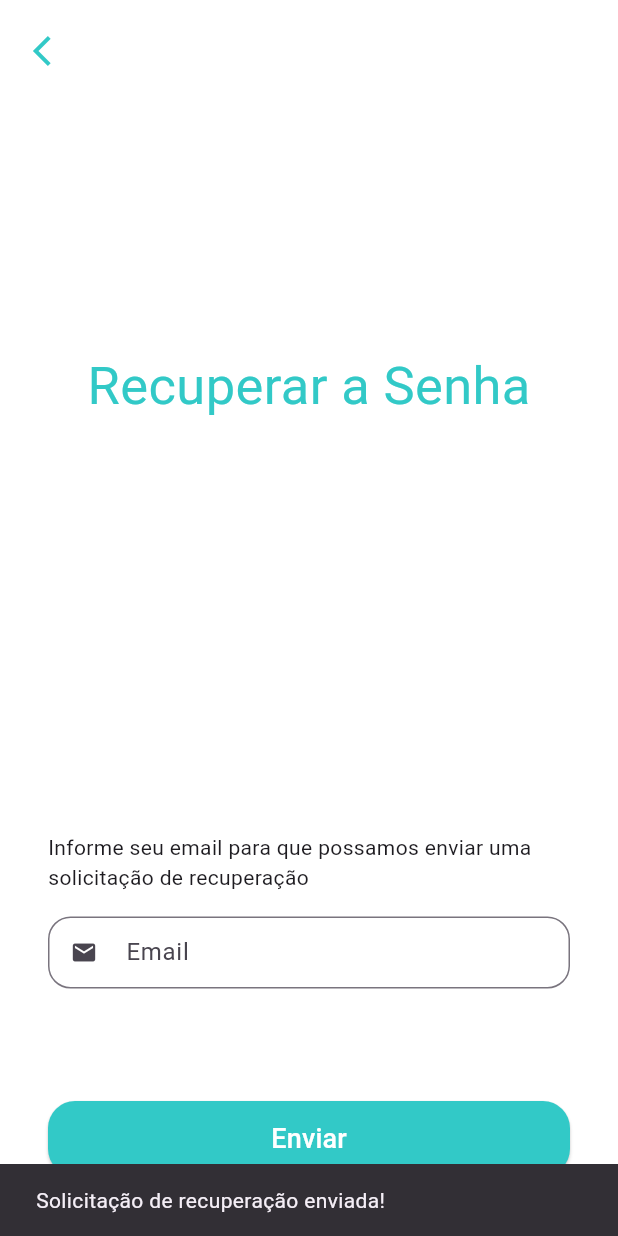
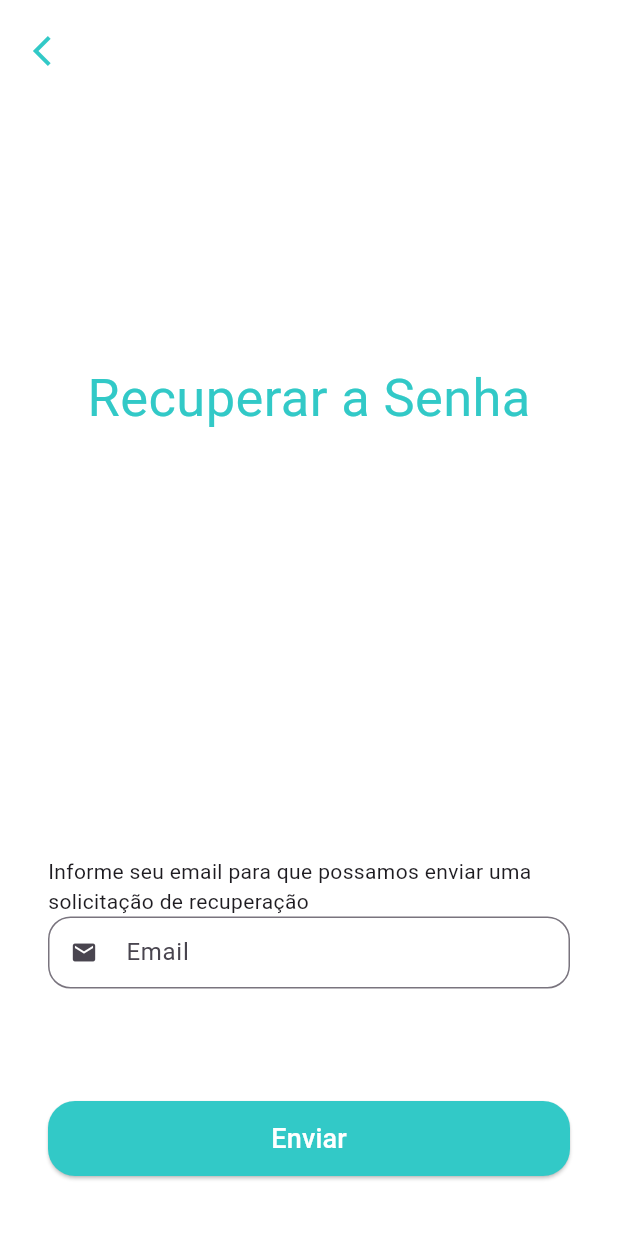
Before and after one commit to netoids/ChatbotWithLLM-Flutter, a Flutter app: the Forgotpassword screen opened by its route, after a tap on "Enviar", on a phone screen of 412 x 824 dp. Run offline on Flutter 3.47's test engine with Material 3 defaults, Android fonts, the phone set to English and light mode, and no system bars; our stand-ins replace cloud_firestore, dio, firebase_auth, firebase_core, google_generative_ai, mask_text_input_formatter; accounts and stored records are empty.

Commit message:
Revert "Seilá"
This reverts commit 3d0debd2e9822c8d6cd6480e258a5e9b6a7fe3c2.

```diff
--- a/dsi_app/lib/src/alth/components/custom_text_field.dart
+++ b/dsi_app/lib/src/alth/components/custom_text_field.dart
@@ -12,7 +12,7 @@ class CustomTextField extends StatefulWidget {
       required this.icon,
       required this.label,
       this.isSecret = false,
-      this.inputFormaters, required TextEditingController controller, required String? Function(dynamic value) validator});
+      this.inputFormaters});
 
   @override
   State<CustomTextField> createState() => _CustomTextFieldState();
--- a/dsi_app/lib/src/view/forgot_password.dart
+++ b/dsi_app/lib/src/view/forgot_password.dart
@@ -1,6 +1,5 @@
 import 'package:flutter/material.dart';
 import 'package:dsi_app/src/alth/components/custom_text_field.dart';
-// Supondo que você tenha esse componente para os campos de texto
 
 class Forgotpassword extends StatefulWidget {
   const Forgotpassword({super.key});
@@ -11,22 +10,6 @@ class Forgotpassword extends StatefulWidget {
 }
 
 class _ForgotPasswordState extends State<Forgotpassword> {
-  final TextEditingController _emailController = TextEditingController();
-  final GlobalKey<FormState> _formKey = GlobalKey<FormState>();
-
-  // Função que simula o envio de recuperação de senha
-  Future<void> _sendPasswordResetEmail() async {
-    if (_formKey.currentState?.validate() ?? false) {
-      // Simulação de envio
-      ScaffoldMessenger.of(context).showSnackBar(
-        const SnackBar(content: Text('Solicitação de recuperação enviada!')),
-      );
-      // Aqui você pode chamar uma função real para fazer a solicitação de recuperação, como uma API
-      // Exemplo:
-      // await authService.sendPasswordResetEmail(_emailController.text);
-    }
-  }
-
   @override
   Widget build(BuildContext context) {
     final size = MediaQuery.of(context).size;
@@ -47,13 +30,13 @@ class _ForgotPasswordState extends State<Forgotpassword> {
                         'Recuperar a Senha',
                         style: TextStyle(
                             color: Color.fromARGB(255, 50, 201, 199),
-                          fontSize: 35,
-                        ),
+                            fontSize: 35),
                       ),
                     ),
                   ),
 
-                  // Formulário de recuperação
+                  // Formulario
+
                   Container(
                     padding: const EdgeInsets.symmetric(
                       horizontal: 32,
@@ -62,38 +45,21 @@ class _ForgotPasswordState extends State<Forgotpassword> {
                     decoration: const BoxDecoration(
                         color: Colors.white,
                         borderRadius:
-                          BorderRadius.vertical(top: Radius.circular(45)),
-                    ),
-                    child: Form(
-                      key: _formKey,
+                            BorderRadius.vertical(top: Radius.circular(45))),
                     child: Column(
                       crossAxisAlignment: CrossAxisAlignment.stretch,
+
+                      // EMAIL
                       children: [
                         const Text(
-                            'Informe seu email para que possamos enviar uma solicitação de recuperação',
-                          ),
-                          const SizedBox(height: 16),
-
-                          // Campo de email
-                          CustomTextField(
-                            controller: _emailController,
+                            'Informe seu email para que possamos enviar uma solicitação de recuperação'),
+                        // EMAIL
+                        const CustomTextField(
                           icon: Icons.email,
                           label: 'Email',
-                            validator: (value) {
-                              if (value == null || value.isEmpty) {
-                                return 'Por favor, insira um email';
-                              }
-                              // Validação simples de email
-                              final emailRegExp = RegExp(
-                                  r'^[a-zA-Z0-9._%+-]+@[a-zA-Z0-9.-]+\.[a-zA-Z]{2,}$');
-                              if (!emailRegExp.hasMatch(value)) {
-                                return 'Por favor, insira um email válido';
-                              }
-                              return null;
-                            },
                         ),
 
-                          // Botão de enviar
+                        //BOTÃO CADASTRAR USUÁRIO
                         Padding(
                           padding: const EdgeInsets.only(top: 50),
                           child: SizedBox(
@@ -105,30 +71,27 @@ class _ForgotPasswordState extends State<Forgotpassword> {
                                     foregroundColor: Colors.white,
                                     shape: RoundedRectangleBorder(
                                       borderRadius: BorderRadius.circular(18),
-                                  ),
-                                ),
-                                onPressed: _sendPasswordResetEmail,
+                                    )),
+                                onPressed: () {},
                                 child: const Text(
                                   'Enviar',
                                   style: TextStyle(fontSize: 18),
+                                )),
                           ),
-                              ),
-                            ),
-                          ),
+                        )
                       ],
-                      ),
                     ),
                   ),
                 ],
               ),
 
-              // Botão voltar
+              // BOTÃO VOLTAR
               Positioned(
                 left: 10,
                 top: 10,
                 child: SafeArea(
                   child: IconButton(
-                    color: const Color.fromARGB(255, 50, 201, 199),
+                    color: Color.fromARGB(255, 50, 201, 199),
                     onPressed: () {
                       Navigator.pushNamed(context, "/Login");
                     },
```
Lines whose indentation alone changed are shown as unchanged.
